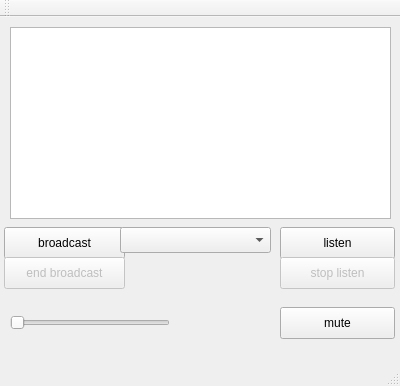
Above: soft336/mainwindow.ui from samulacrum/qt-audio-networking before the change. Below: the same form after it.
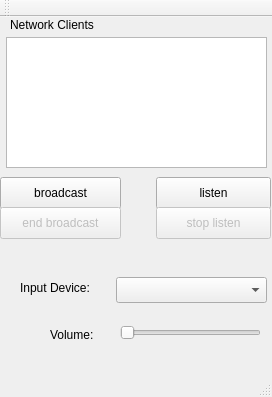
That is the form after the change.

Diff of the .ui file:
```diff
--- a/soft336/mainwindow.ui
+++ b/soft336/mainwindow.ui
@@ -6,8 +6,8 @@
    <rect>
     <x>0</x>
     <y>0</y>
-    <width>400</width>
-    <height>386</height>
+    <width>272</width>
+    <height>397</height>
    </rect>
   </property>
   <property name="windowTitle">
@@ -17,18 +17,18 @@
    <widget class="QListView" name="clientListView">
     <property name="geometry">
      <rect>
-      <x>10</x>
-      <y>10</y>
-      <width>381</width>
-      <height>192</height>
+      <x>6</x>
+      <y>20</y>
+      <width>261</width>
+      <height>131</height>
      </rect>
     </property>
    </widget>
    <widget class="QPushButton" name="broadcastButton">
     <property name="geometry">
      <rect>
-      <x>4</x>
-      <y>210</y>
+      <x>0</x>
+      <y>160</y>
       <width>121</width>
       <height>32</height>
      </rect>
@@ -40,8 +40,8 @@
    <widget class="QPushButton" name="listenButton">
     <property name="geometry">
      <rect>
-      <x>280</x>
-      <y>210</y>
+      <x>156</x>
+      <y>160</y>
       <width>115</width>
       <height>32</height>
      </rect>
@@ -50,25 +50,12 @@
      <string>listen</string>
     </property>
    </widget>
-   <widget class="QPushButton" name="muteButton">
-    <property name="geometry">
-     <rect>
-      <x>280</x>
-      <y>290</y>
-      <width>115</width>
-      <height>32</height>
-     </rect>
-    </property>
-    <property name="text">
-     <string>mute</string>
-    </property>
-   </widget>
    <widget class="QSlider" name="volumeControl">
     <property name="geometry">
      <rect>
-      <x>10</x>
-      <y>290</y>
-      <width>160</width>
+      <x>120</x>
+      <y>300</y>
+      <width>141</width>
       <height>31</height>
      </rect>
     </property>
@@ -79,8 +66,8 @@
    <widget class="QComboBox" name="deviceComboBox">
     <property name="geometry">
      <rect>
-      <x>120</x>
-      <y>210</y>
+      <x>116</x>
+      <y>260</y>
       <width>151</width>
       <height>26</height>
      </rect>
@@ -92,8 +79,8 @@
     </property>
     <property name="geometry">
      <rect>
-      <x>280</x>
-      <y>240</y>
+      <x>156</x>
+      <y>190</y>
       <width>115</width>
       <height>32</height>
      </rect>
@@ -114,8 +101,8 @@
     </property>
     <property name="geometry">
      <rect>
-      <x>4</x>
-      <y>240</y>
+      <x>0</x>
+      <y>190</y>
       <width>121</width>
       <height>32</height>
      </rect>
@@ -124,6 +111,45 @@
      <string>end broadcast</string>
     </property>
    </widget>
+   <widget class="QLabel" name="label">
+    <property name="geometry">
+     <rect>
+      <x>10</x>
+      <y>0</y>
+      <width>131</width>
+      <height>16</height>
+     </rect>
+    </property>
+    <property name="text">
+     <string>Network Clients</string>
+    </property>
+   </widget>
+   <widget class="QLabel" name="label_2">
+    <property name="geometry">
+     <rect>
+      <x>20</x>
+      <y>260</y>
+      <width>91</width>
+      <height>21</height>
+     </rect>
+    </property>
+    <property name="text">
+     <string>Input Device:</string>
+    </property>
+   </widget>
+   <widget class="QLabel" name="label_3">
+    <property name="geometry">
+     <rect>
+      <x>50</x>
+      <y>310</y>
+      <width>59</width>
+      <height>16</height>
+     </rect>
+    </property>
+    <property name="text">
+     <string>Volume:</string>
+    </property>
+   </widget>
   </widget>
   <widget class="QMenuBar" name="menuBar">
    <property name="geometry">
```
Left out of the diff: 2 changed lines with no effect on the pictures.
